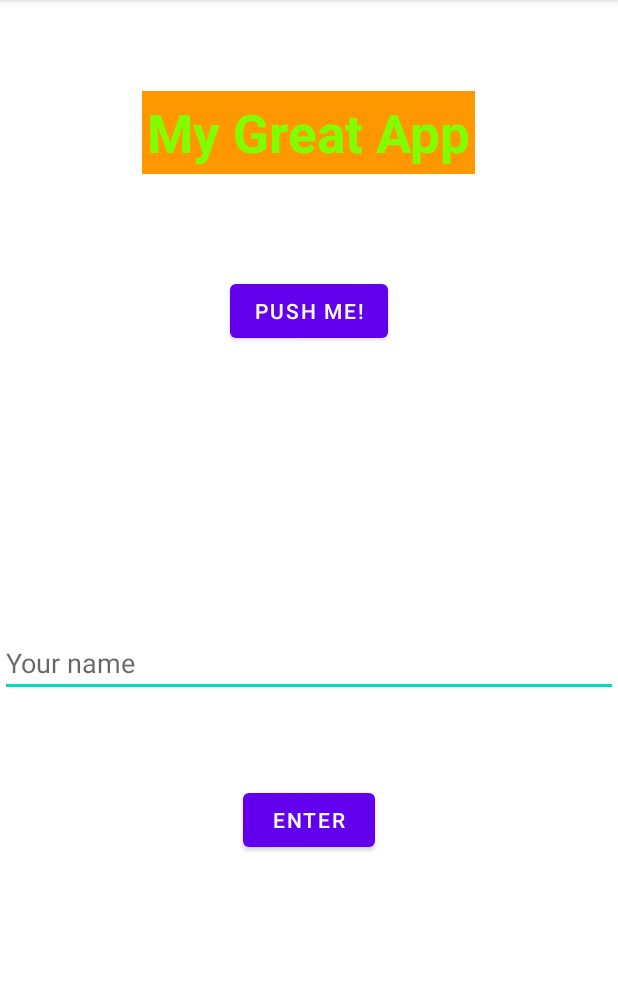
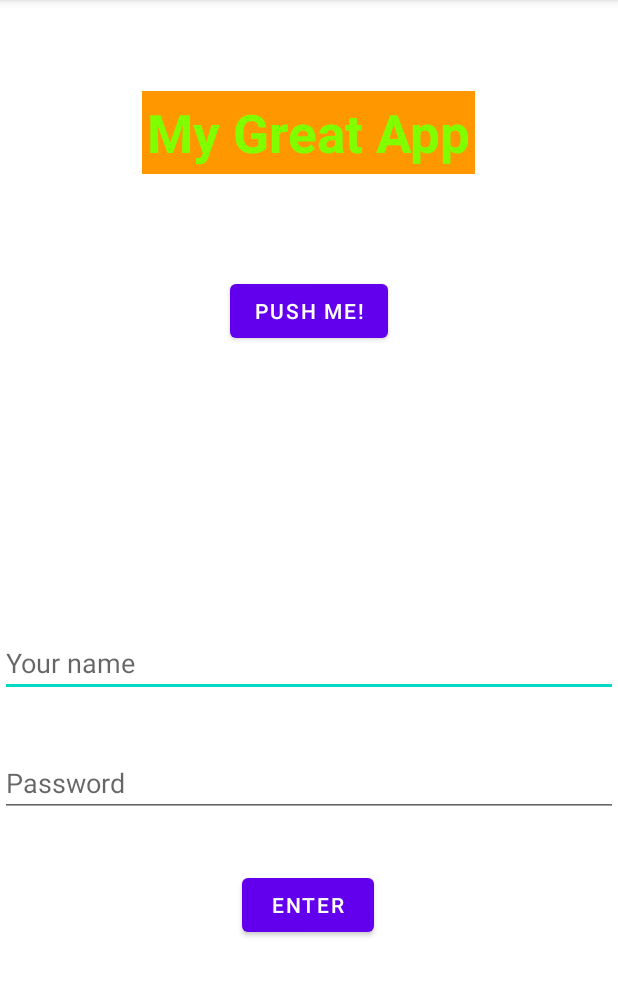
Before and after one commit to Valido-101/Curso_udemy_android, an Android app: the screen it shows after launch (MainActivity), after a tap on "ENTER", on a phone screen of 412 x 824 dp, the part 84-1080 px from its top. Run offline under Robolectric (Android 15) with nearby library versions, the phone set to English and light mode, and no system bars.

Commit message:
Challenge 2 terminado y con comentarios

```diff
--- a/app/src/main/java/com/udemycourse/exampleapp/MainActivity.java
+++ b/app/src/main/java/com/udemycourse/exampleapp/MainActivity.java
@@ -21,15 +21,21 @@ public class MainActivity extends AppCompatActivity {
 
     }
 
-    public void showName(View view){
+    public void showNameAndPassword(View view){
 
+        //Obtenemos las vistas por su id
         EditText nameEditText = (EditText)findViewById(R.id.NameEditText);
+        EditText passwordEditText = (EditText)findViewById(R.id.editTextPassword);
 
+        //Obtenemos el valor de los editText en formato string
         String name = nameEditText.getText().toString();
+        String password = passwordEditText.getText().toString();
 
         Log.i("Info","Button Pressed!");
 
+        //Mostramos dichos valores por el log
         Log.i("Values","Your name: " + name);
+        Log.i("Values","Your password: " + password);
 
     }
 }
--- a/app/src/main/res/layout/activity_main.xml
+++ b/app/src/main/res/layout/activity_main.xml
@@ -55,12 +55,25 @@
         android:id="@+id/button3"
         android:layout_width="wrap_content"
         android:layout_height="wrap_content"
+        android:onClick="showNameAndPassword"
         android:text="@string/button2"
-        android:onClick="showName"
         app:layout_constraintBottom_toBottomOf="parent"
         app:layout_constraintEnd_toEndOf="parent"
+        app:layout_constraintHorizontal_bias="0.498"
         app:layout_constraintStart_toStartOf="parent"
         app:layout_constraintTop_toBottomOf="@+id/NameEditText"
-        app:layout_constraintVertical_bias="0.228" />
+        app:layout_constraintVertical_bias="0.449" />
+
+    <EditText
+        android:id="@+id/editTextPassword"
+        android:layout_width="0dp"
+        android:layout_height="wrap_content"
+        android:ems="10"
+        android:inputType="textPassword"
+        android:hint="Password"
+        app:layout_constraintBottom_toTopOf="@+id/button3"
+        app:layout_constraintEnd_toEndOf="parent"
+        app:layout_constraintStart_toStartOf="parent"
+        app:layout_constraintTop_toBottomOf="@+id/NameEditText" />
 
 </androidx.constraintlayout.widget.ConstraintLayout>
```
